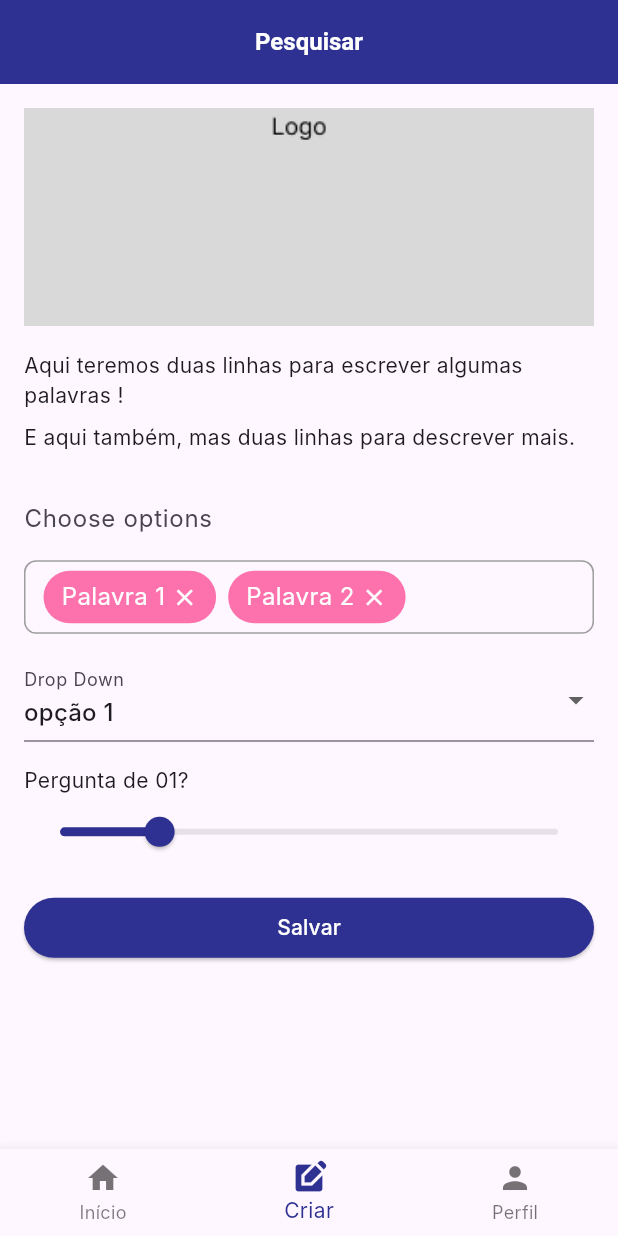
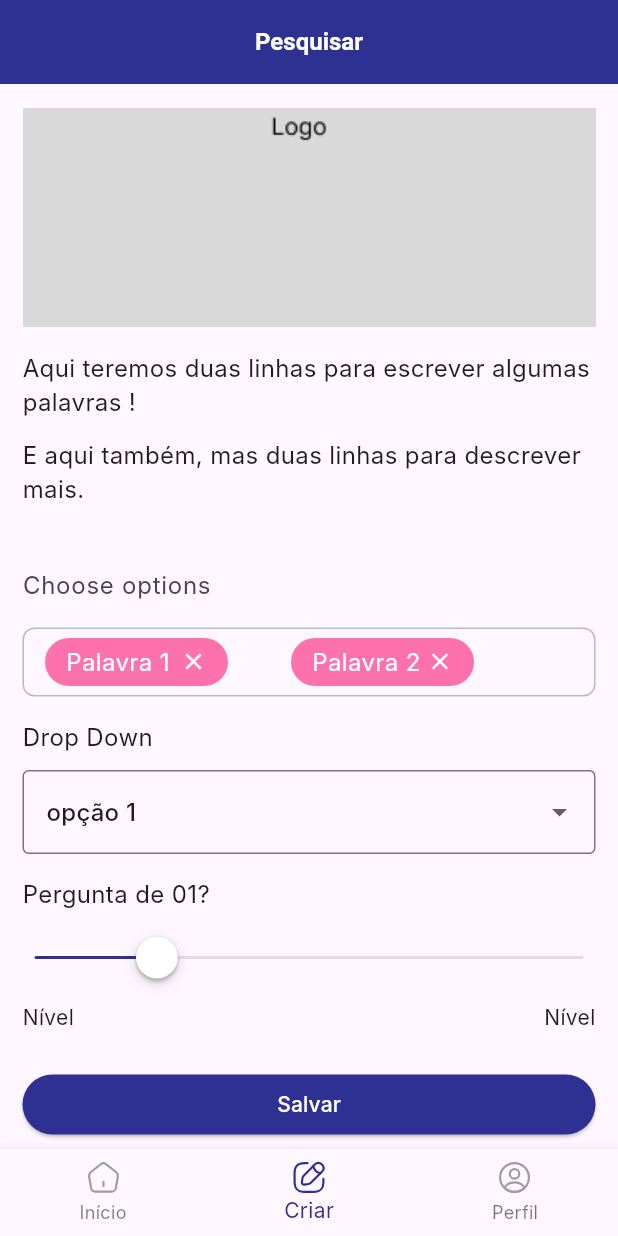
Before and after one commit to DaianeMGouvea/simple_app, a Flutter app: the screen it shows after launch, swiped to page 2, on a phone screen of 412 x 824 dp. Run offline on Flutter 3.47's test engine with Material 3 defaults, Android fonts, the phone set to English and light mode, and no system bars; our stand-ins replace flutter_svg; Roboto replaces fonts that are missing (Inter).

Commit message:
fix: layout correction

```diff
--- a/lib/app/pages/form_question_page.dart
+++ b/lib/app/pages/form_question_page.dart
@@ -1,6 +1,7 @@
 import 'package:flutter/material.dart';
+import 'package:simple_app/app/models/form_question_model.dart';
 import 'package:simple_app/app/widgets/chips_input_field.dart';
-import '../models/form_question_model.dart';
+import 'package:flutter/cupertino.dart';
 
 class FormQuestionPage extends StatefulWidget {
   const FormQuestionPage({super.key});
@@ -46,27 +47,34 @@ class _FormViewState extends State<FormQuestionPage> {
       ),
       body: SingleChildScrollView(
         child: Padding(
-          padding: const EdgeInsets.all(16.0),
+          padding: const EdgeInsets.symmetric(horizontal: 15.0, vertical: 16.0),
           child: Form(
             key: _formKey,
             child: Column(
               crossAxisAlignment: CrossAxisAlignment.stretch,
               children: [
-                Container(
-                  child: Image.asset(
-                    'images/logo.png',
-                    fit: BoxFit.fill,
-                  ),
+                Image.asset(
+                  'images/logo.png',
+                  fit: BoxFit.fill,
                 ),
                 const SizedBox(height: 16),
                 const Text(
-                    'Aqui teremos duas linhas para escrever algumas palavras !'),
-                const SizedBox(height: 8),
+                  'Aqui teremos duas linhas para escrever algumas palavras !',
+                  style: TextStyle(fontSize: 16),
+                ),
+                const SizedBox(height: 12),
                 const Text(
-                    'E aqui também, mas duas linhas para descrever mais.'),
-                const SizedBox(height: 16),
+                  'E aqui também, mas duas linhas para descrever mais.',
+                  style: TextStyle(fontSize: 16),
+                ),
+                const SizedBox(height: 24),
                 const ChipInputWidget(),
                 const SizedBox(height: 16),
+                const Text(
+                  'Drop Down',
+                  style: TextStyle(fontSize: 16),
+                ),
+                const SizedBox(height: 10),
                 DropdownButtonFormField<String>(
                   value: 'opção 1',
                   items: <String>['opção 1', 'opção 2', 'opção 3']
@@ -77,12 +85,17 @@ class _FormViewState extends State<FormQuestionPage> {
                     );
                   }).toList(),
                   onChanged: (newValue) {},
-                  decoration: const InputDecoration(labelText: 'Drop Down'),
+                  decoration:
+                      const InputDecoration(border: OutlineInputBorder()),
                 ),
                 const SizedBox(height: 16),
-                const Text('Pergunta de 01?'),
-                Slider(
-                  activeColor: Color(0XFF2E3192),
+                const Text(
+                  'Pergunta de 01?',
+                  style: TextStyle(fontSize: 16),
+                ),
+                const SizedBox(height: 8),
+                CupertinoSlider(
+                  activeColor: const Color(0XFF2E3192),
                   value: _sliderValue,
                   onChanged: (newValue) {
                     setState(() {
@@ -92,7 +105,12 @@ class _FormViewState extends State<FormQuestionPage> {
                   min: 0,
                   max: 1,
                 ),
-                const SizedBox(height: 16),
+                const SizedBox(height: 8),
+                const Row(
+                  mainAxisAlignment: MainAxisAlignment.spaceBetween,
+                  children: [Text('Nível'), Text('Nível')],
+                ),
+                const SizedBox(height: 24),
                 ElevatedButton(
                   onPressed: _saveForm,
                   child: const Text('Salvar'),
--- a/lib/app/pages/home_page.dart
+++ b/lib/app/pages/home_page.dart
@@ -1,4 +1,5 @@
 import 'package:flutter/material.dart';
+import 'package:flutter_svg/svg.dart';
 import 'package:simple_app/app/pages/dashboard_page.dart';
 import 'package:simple_app/app/pages/form_question_page.dart';
 import 'package:simple_app/app/pages/profile_page.dart';
@@ -27,6 +28,10 @@ class _HomePageState extends State<HomePage> {
     });
   }
 
+  Color _getIconColor(int index) {
+    return currentPage == index ? Theme.of(context).primaryColor : Colors.grey;
+  }
+
   @override
   Widget build(BuildContext context) {
     return Scaffold(
@@ -37,11 +42,34 @@ class _HomePageState extends State<HomePage> {
       ),
       bottomNavigationBar: BottomNavigationBar(
         currentIndex: currentPage,
-        items: const [
-          BottomNavigationBarItem(icon: Icon(Icons.home), label: 'Início'),
+        items: [
           BottomNavigationBarItem(
-              icon: Icon(Icons.edit_square), label: 'Criar'),
-          BottomNavigationBarItem(icon: Icon(Icons.person), label: 'Perfil'),
+              icon: SvgPicture.asset(
+                'images/home.svg',
+                width: 24,
+                height: 24,
+                colorFilter:
+                    ColorFilter.mode(_getIconColor(0), BlendMode.srcIn),
+              ),
+              label: 'Início'),
+          BottomNavigationBarItem(
+              icon: SvgPicture.asset(
+                'images/edit.svg',
+                width: 24,
+                height: 24,
+                colorFilter:
+                    ColorFilter.mode(_getIconColor(1), BlendMode.srcIn),
+              ),
+              label: 'Criar'),
+          BottomNavigationBarItem(
+              icon: SvgPicture.asset(
+                'images/profile-circle.svg',
+                width: 24,
+                height: 24,
+                colorFilter:
+                    ColorFilter.mode(_getIconColor(2), BlendMode.srcIn),
+              ),
+              label: 'Perfil'),
         ],
         onTap: (page) {
           pc.animateToPage(page,
--- a/lib/app/widgets/chips_input_field.dart
+++ b/lib/app/widgets/chips_input_field.dart
@@ -33,14 +33,15 @@ class _ChipInputWidgetState extends State<ChipInputWidget> {
           onSubmitted: (value) => _addChip(),
         ),
         Container(
+          height: 46,
           decoration: BoxDecoration(
-            border: Border.all(color: Colors.grey),
+            border: Border.all(color: Color(0xFFB6BBC0)),
             borderRadius: BorderRadius.circular(8.0),
           ),
           child: Padding(
-            padding: const EdgeInsets.symmetric(horizontal: 12, vertical: 6),
+            padding: const EdgeInsets.symmetric(horizontal: 14, vertical: 6),
             child: Wrap(
-              spacing: 8.0,
+              spacing: 42.0,
               children: _chips.map((chip) {
                 return GestureDetector(
                   onTap: () {
@@ -49,13 +50,17 @@ class _ChipInputWidgetState extends State<ChipInputWidget> {
                     });
                   },
                   child: Container(
-                    padding: const EdgeInsets.symmetric(horizontal: 12, vertical: 6),
+                    height: 32,
+                    width: 122,
+                    padding:
+                        const EdgeInsets.symmetric(horizontal: 14, vertical: 5),
                     decoration: BoxDecoration(
                       color: const Color(0xFFFD72AD),
                       borderRadius: BorderRadius.circular(20),
                     ),
                     child: Row(
                       mainAxisSize: MainAxisSize.min,
+                      mainAxisAlignment: MainAxisAlignment.spaceBetween,
                       children: [
                         Text(
                           chip,
--- a/pubspec.yaml
+++ b/pubspec.yaml
@@ -36,6 +36,7 @@ dependencies:
   # Use with the CupertinoIcons class for iOS style icons.
   cupertino_icons: ^1.0.2
   chips_input_autocomplete: ^1.1.2
+  flutter_svg: ^2.0.10+1
 
 dev_dependencies:
   flutter_test:
@@ -62,6 +63,9 @@ flutter:
   # To add assets to your application, add an assets section, like this:
   assets:
     - images/logo.png
+    - images/edit.svg
+    - images/home.svg
+    - images/profile-circle.svg
   #   - images/a_dot_burr.jpeg
   #   - images/a_dot_ham.jpeg
 
```
Also changed, not shown: images/edit.svg (added), images/home.svg (added), images/profile-circle.svg (added), pubspec.lock.
